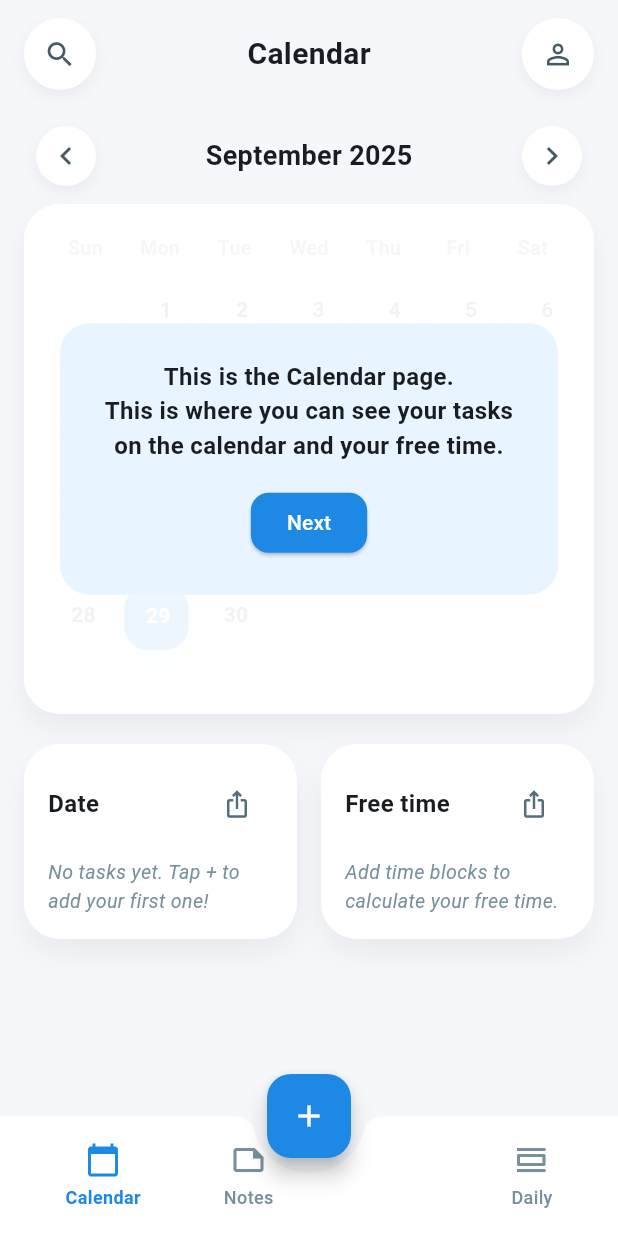
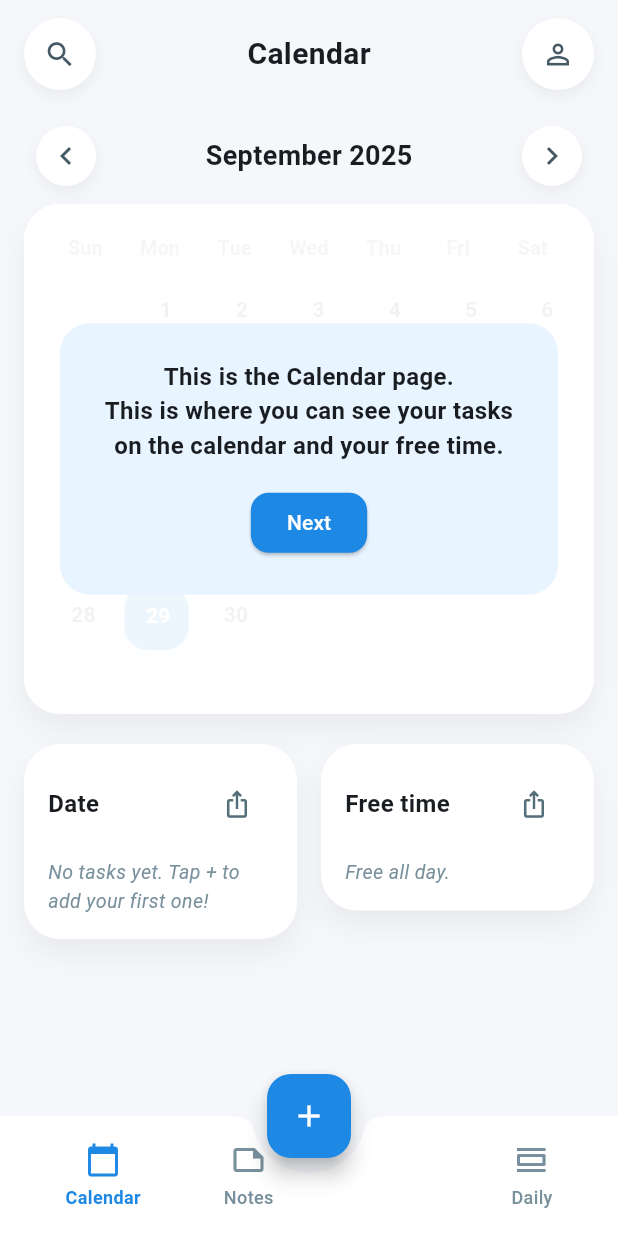
Before and after one commit to ljay-briss/Simple_Calendar, a Flutter app: the screen it shows after launch, on a phone screen of 412 x 824 dp. Run offline on Flutter 3.47's test engine with Material 3 defaults, Android fonts, the light colour scheme and no system bars.

Commit message:
Added FreeTime Section

```diff
--- a/lib/main.dart
+++ b/lib/main.dart
@@ -425,8 +425,12 @@ Widget _buildWeekdayHeader() {
     return _OverviewSection(
       title: 'Free time',
       onShare: _shareFreeTime,
-      child: freeSlots.isEmpty
-          ? _buildFreeTimeEmptyMessage(events)
+      child: events.isEmpty
+          ? const _EmptyOverviewMessage(message: 'Free all day.')
+          : freeSlots.isEmpty
+              ? const _EmptyOverviewMessage(
+                  message: 'No free hours detected. Try adjusting your schedule.',
+                )
               : Column(
                   crossAxisAlignment: CrossAxisAlignment.start,
                   children: freeSlots
@@ -449,17 +453,6 @@ Widget _buildWeekdayHeader() {
                       )
                       .toList(),
                 ),
-    );
-  }
-
-  Widget _buildFreeTimeEmptyMessage(List<Event> events) {
-    if (events.isEmpty) {
-      return const _EmptyOverviewMessage(
-        message: 'Add time blocks to calculate your free time.',
-      );
-    }
-    return const _EmptyOverviewMessage(
-      message: 'No free time detected. Try adjusting your schedule.',
     );
   }
 
@@ -621,12 +614,21 @@ Widget _buildWeekdayHeader() {
   }
 
   void _shareFreeTime() {
-    final freeSlots = _calculateFreeTimeSlots(_getEventsForDate(_selectedDate));
+    final events = _getEventsForDate(_selectedDate);
     final formattedDate = DateFormat('EEEE, MMMM d').format(_selectedDate);
 
-    final summary = freeSlots.isEmpty
-        ? 'No free time available on $formattedDate.'
-        : 'Free time on $formattedDate:\n${freeSlots.map((slot) => '- ${_formatTime(slot.start)} to ${_formatTime(slot.end)}').join('\n')}';
+    final summary = events.isEmpty
+        ? 'Free all day on $formattedDate.'
+        : () {
+            final freeSlots = _calculateFreeTimeSlots(events);
+            if (freeSlots.isEmpty) {
+              return 'No free hours available on $formattedDate.';
+            }
+            final slots = freeSlots
+                .map((slot) => '- ${_formatTime(slot.start)} to ${_formatTime(slot.end)}')
+                .join('\n');
+            return 'Free hours on $formattedDate:\n$slots';
+          }();
 
     ScaffoldMessenger.of(context).showSnackBar(
       SnackBar(content: Text(summary)),
@@ -673,6 +675,14 @@ Widget _buildWeekdayHeader() {
   }
 
   List<_TimeSlot> _calculateFreeTimeSlots(List<Event> events) {
+    if (events.isEmpty) {
+      return [];
+    }
+
+    if (events.any((event) => !event.hasTimeRange)) {
+      return [];
+    }
+
     final dayStart = DateTime(
       _selectedDate.year,
       _selectedDate.month,
@@ -688,19 +698,17 @@ Widget _buildWeekdayHeader() {
 
     final scheduled = events
         .where((event) => event.hasTimeRange)
-        .map(
-          (event) => _TimeSlot(
-            start: _dateWithTime(_selectedDate, event.startTime!),
-            end: _dateWithTime(_selectedDate, event.endTime!),
-          ),
-        )
+        .map((event) {
+          final start = _dateWithTime(_selectedDate, event.startTime!);
+          final end = _dateWithTime(_selectedDate, event.endTime!);
+          final clampedStart = start.isBefore(dayStart) ? dayStart : start;
+          final clampedEnd = end.isAfter(dayEnd) ? dayEnd : end;
+          return _TimeSlot(start: clampedStart, end: clampedEnd);
+        })
         .where((slot) => slot.end.isAfter(slot.start))
         .toList()
       ..sort((a, b) => a.start.compareTo(b.start));
 
-    if (scheduled.isEmpty) {
-      return [];
-    }
 
     final merged = <_TimeSlot>[];
     for (final slot in scheduled) {
@@ -709,31 +717,33 @@ Widget _buildWeekdayHeader() {
       } else {
         final last = merged.last;
         if (slot.start.isBefore(last.end)) {
-          merged[merged.length - 1] = _TimeSlot(
-            start: last.start,
-            end: slot.end.isAfter(last.end) ? slot.end : last.end,
-          );
+          final end = slot.end.isAfter(last.end) ? slot.end : last.end;
+          merged[merged.length - 1] = _TimeSlot(start: last.start, end: end);
         } else {
           merged.add(slot);
         }
       }
     }
 
-    final freeSlots = <_TimeSlot>[];
-    var cursor = dayStart;
-    for (final slot in merged) {
-      if (slot.start.isAfter(cursor)) {
-        freeSlots.add(_TimeSlot(start: cursor, end: slot.start));
-      }
-      if (slot.end.isAfter(cursor)) {
-        cursor = slot.end;
+    final hourlySlots = <_TimeSlot>[];
+    for (var hour = _dayStartHour; hour < _dayEndHour; hour++) {
+      final hourStart = DateTime(
+        _selectedDate.year,
+        _selectedDate.month,
+        _selectedDate.day,
+        hour,
+      );
+      final hourEnd = hourStart.add(const Duration(hours: 1));
+      final overlapsBusy = merged.any(
+        (busy) => busy.start.isBefore(hourEnd) && busy.end.isAfter(hourStart),
+      );
+      if (!overlapsBusy) {
+        hourlySlots.add(_TimeSlot(start: hourStart, end: hourEnd));
       }
     }
-    if (cursor.isBefore(dayEnd)) {
-      freeSlots.add(_TimeSlot(start: cursor, end: dayEnd));
-    }
 
-    return freeSlots.where((slot) => slot.duration.inMinutes > 0).toList();
+
+    return hourlySlots;
   }
 
   DateTime _dateWithTime(DateTime date, TimeOfDay time) {
```
Lines whose indentation alone changed are shown as unchanged.
